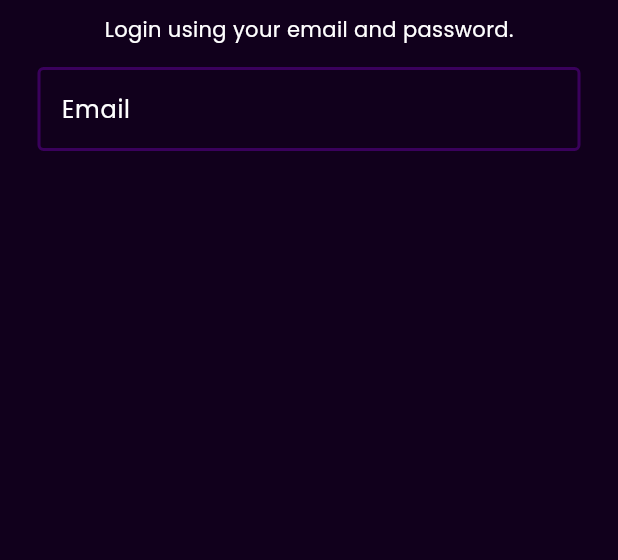
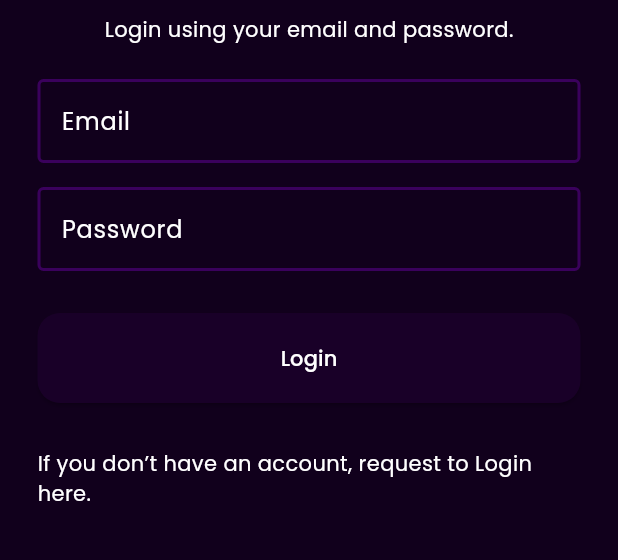
Before and after one commit to haadiyaa/mainford, a Flutter app: the screen it shows after launch, in the side drawer, after a tap on "Logout", on a phone screen of 412 x 824 dp, the part 170-730 px from its top. Run offline on Flutter 3.47's test engine with Material 3 defaults, Android fonts, the light colour scheme and no system bars; drawn by our look-alikes of simple_gradient_text; our stand-ins replace card_swiper; project files that could hold a hidden picture were left out.

Commit message:
login page ui completed

```diff
--- a/lib/view/authentication/view/loginpage.dart
+++ b/lib/view/authentication/view/loginpage.dart
@@ -1,7 +1,8 @@
 import 'package:flutter/material.dart';
 import 'package:main_ford/resources/appcolors.dart';
 import 'package:main_ford/resources/constants.dart';
-import 'package:main_ford/resources/mytextstyles.dart';
+import 'package:main_ford/view/authentication/widgets/custombutton.dart';
+import 'package:main_ford/view/authentication/widgets/customtextfield.dart';
 import 'package:simple_gradient_text/simple_gradient_text.dart';
 
 class LoginPage extends StatelessWidget {
@@ -17,8 +18,10 @@ class LoginPage extends StatelessWidget {
           children: [
             GradientText(
               'MAIN FORD',
-              style:
-                  const TextStyle(fontSize: 40.0, fontWeight: FontWeight.bold,fontFamily: 'Lora'),
+              style: const TextStyle(
+                  fontSize: 40.0,
+                  fontWeight: FontWeight.bold,
+                  fontFamily: 'Lora'),
               gradientType: GradientType.linear,
               gradientDirection: GradientDirection.ttb,
               radius: 4,
@@ -29,37 +32,45 @@ class LoginPage extends StatelessWidget {
               ],
             ),
             Constants.height10,
-            Text('Login using your email and password.'),
+            const Text('Login using your email and password.'),
             Constants.height15,
             Form(
               child: Column(
                 children: [
-                  TextFormField(
-                    decoration: const InputDecoration(
-                      labelText: 'Email',
-                      labelStyle: TextStyle(color: AppColors.white),
-                      border: OutlineInputBorder(
-                        borderSide: BorderSide(
-                          color: AppColors.inputFieldBorderColor,
-                          width: 2,
+                  const CustomTextField(
+                    text: 'Email',
+                  ),
+                  const CustomTextField(
+                    text: 'Password',
+                  ),
+                  Container(
+                    margin: const EdgeInsets.symmetric(vertical: 20),
+                    width: double.infinity,
+                    child: ElevatedButton(
+                      style: ElevatedButton.styleFrom(
+                        foregroundColor: AppColors.white,
+                        backgroundColor: AppColors.tileColor,
+                        padding: const EdgeInsets.symmetric(
+                          horizontal: 25,
+                          vertical: 20,
+                        ),
+                        shape: RoundedRectangleBorder(
+                          borderRadius: BorderRadius.circular(15),
                         ),
                       ),
-                      enabledBorder: OutlineInputBorder(
-                        borderSide: BorderSide(
-                          color: AppColors.inputFieldBorderColor,
-                          width: 2,
-                        ),
-                      ),
-                      focusedBorder: OutlineInputBorder(
-                        borderSide: BorderSide(
-                          color: AppColors.inputFieldBorderColor,
-                          width: 2,
-                        ),
-                      ),
+                      onPressed: () {},
+                      child: const Text('Login'),
                     ),
                   ),
+                  // CustomElButton(text: 'text')
                 ],
               ),
+            ),
+            Constants.height10,
+            GestureDetector(
+              onTap: () {},
+              child: const Text(
+                  "If you don’t have an account, request to Login here."),
             ),
           ],
         ),
--- /dev/null
+++ b/lib/view/authentication/widgets/customtextfield.dart
@@ -0,0 +1,44 @@
+
+import 'package:flutter/material.dart';
+import 'package:main_ford/resources/appcolors.dart';
+
+class CustomTextField extends StatelessWidget {
+  const CustomTextField({
+    super.key, required this.text, this.validator,
+  });
+
+  final String text;
+  final String? Function(String?)? validator;
+
+  @override
+  Widget build(BuildContext context) {
+    return Padding(
+      padding: const EdgeInsets.symmetric(vertical:8.0),
+      child: TextFormField(
+        validator: validator,
+        decoration: InputDecoration(
+          labelText: text,
+          labelStyle: const TextStyle(color: AppColors.white),
+          border: const OutlineInputBorder(
+            borderSide: BorderSide(
+              color: AppColors.inputFieldBorderColor,
+              width: 2,
+            ),
+          ),
+          enabledBorder: const OutlineInputBorder(
+            borderSide: BorderSide(
+              color: AppColors.inputFieldBorderColor,
+              width: 2,
+            ),
+          ),
+          focusedBorder: const OutlineInputBorder(
+            borderSide: BorderSide(
+              color: AppColors.inputFieldBorderColor,
+              width: 2,
+            ),
+          ),
+        ),
+      ),
+    );
+  }
+}
```
Also changed, not shown: lib/view/authentication/widgets/custombutton.dart (added, +35 -0 lines).
